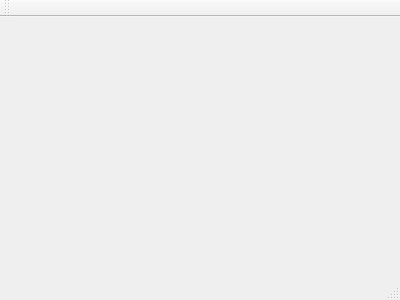
Before: the Qt Designer form Drone-Mainframe/mainwindow.ui in Kirial/drone-space, drawn with Qt 5.
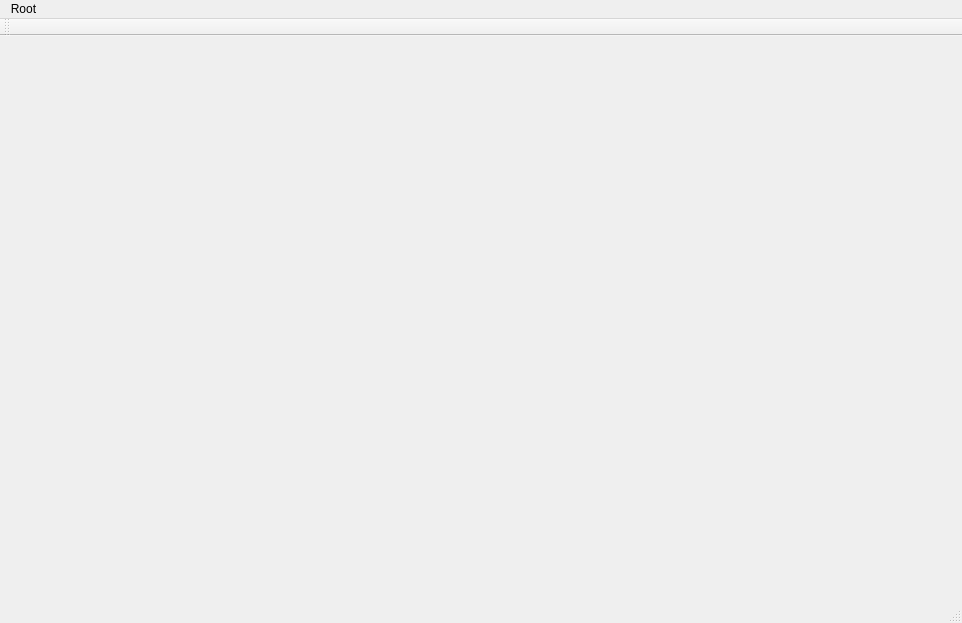
After: the same form once the commit is applied.

```diff
--- a/Drone-Mainframe/mainwindow.ui
+++ b/Drone-Mainframe/mainwindow.ui
@@ -1,24 +1,45 @@
 <ui version="4.0">
  <class>MainWindow</class>
- <widget class="QMainWindow" name="MainWindow" >
-  <property name="geometry" >
+ <widget class="QMainWindow" name="MainWindow">
+  <property name="geometry">
    <rect>
     <x>0</x>
     <y>0</y>
-    <width>400</width>
-    <height>300</height>
+    <width>962</width>
+    <height>623</height>
    </rect>
   </property>
   <property name="windowTitle" >
    <string>MainWindow</string>
   </property>
-  <widget class="QMenuBar" name="menuBar" />
-  <widget class="QToolBar" name="mainToolBar" />
-  <widget class="QWidget" name="centralWidget" />
-  <widget class="QStatusBar" name="statusBar" />
+  <widget class="QWidget" name="centralWidget"/>
+  <widget class="QMenuBar" name="menuBar">
+   <property name="geometry">
+    <rect>
+     <x>0</x>
+     <y>0</y>
+     <width>962</width>
+     <height>22</height>
+    </rect>
+   </property>
+   <widget class="QMenu" name="menuRoot">
+    <property name="title">
+     <string>Root</string>
+    </property>
+   </widget>
+   <addaction name="menuRoot"/>
+  </widget>
+  <widget class="QToolBar" name="mainToolBar">
+   <attribute name="toolBarArea">
+    <enum>TopToolBarArea</enum>
+   </attribute>
+   <attribute name="toolBarBreak">
+    <bool>false</bool>
+   </attribute>
+  </widget>
+  <widget class="QStatusBar" name="statusBar"/>
  </widget>
- <layoutDefault spacing="6" margin="11" />
- <pixmapfunction></pixmapfunction>
+ <layoutdefault spacing="6" margin="11"/>
  <resources/>
  <connections/>
 </ui>
```
Left out of the diff: 3 changed lines with no effect on the pictures.
